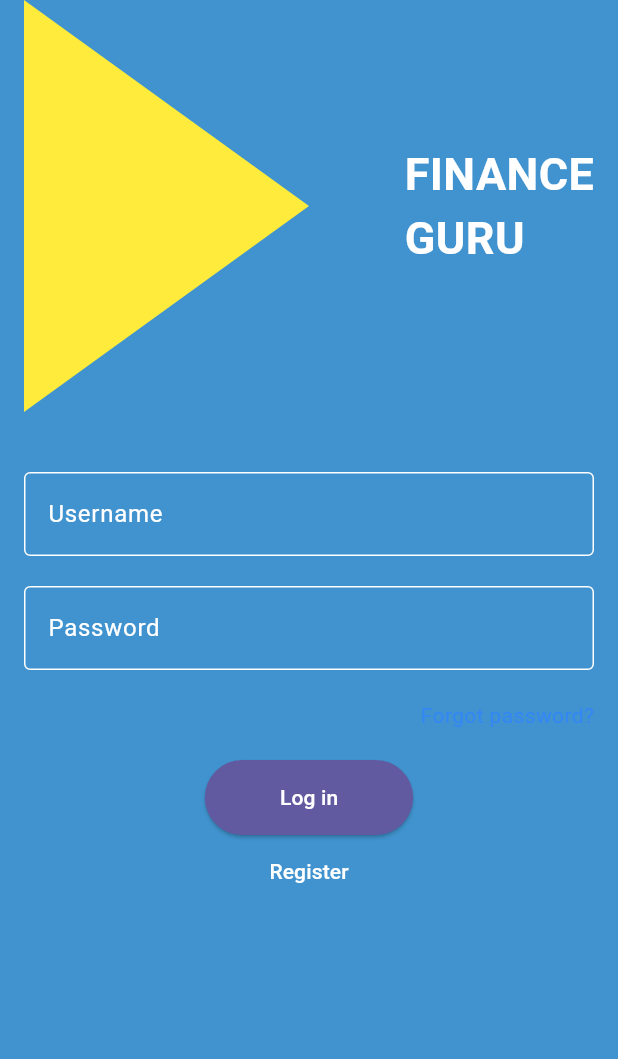
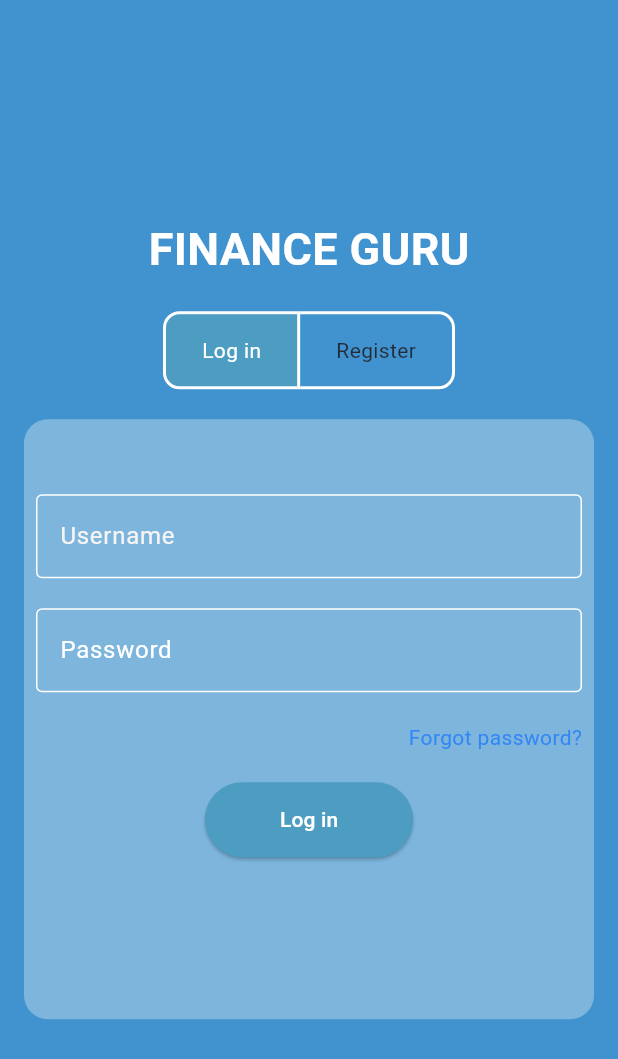
Before and after one commit to Bibesh17/project, a Flutter app: the screen it shows after launch, on a phone screen of 412 x 824 dp. Shown: the top 1059 px of the screen. Run offline on Flutter 3.47's test engine with Material 3 defaults, Android fonts, the phone set to English and light mode, and no system bars; our stand-ins replace pie_chart.

Commit message:
log in page $ nav bar

```diff
--- a/finance_guru/lib/screen/home_screen.dart
+++ b/finance_guru/lib/screen/home_screen.dart
@@ -1,5 +1,6 @@
 import 'package:finance_guru/screen/analysis_page.dart';
 import 'package:finance_guru/screen/main_screen.dart';
+import 'package:finance_guru/screen/search_page.dart';
 import 'package:finance_guru/screen/transaction_page.dart';
 import 'package:flutter/cupertino.dart';
 import 'package:flutter/material.dart';
@@ -13,41 +14,41 @@ class HomeScreen extends StatefulWidget {
 
 class _HomeScreenState extends State<HomeScreen> {
   int index = 0;
+
   @override
   Widget build(BuildContext context) {
     return Scaffold(
-      appBar: AppBar(),
+      appBar: AppBar(
+        title: const Text('Finance Guru'),
+      ),
       bottomNavigationBar: BottomNavigationBar(
+        currentIndex: index,
         onTap: (value) {
           setState(() {
             index = value;
           });
         },
-        backgroundColor: const Color.fromARGB(255, 255, 255, 255),
+        backgroundColor: const Color.fromARGB(255, 233, 226, 226),
+        selectedItemColor: Colors.blue, // Customize selected item color
+        unselectedItemColor: Colors.grey, // Customize unselected item color
         items: const [
           BottomNavigationBarItem(
               icon: Icon(CupertinoIcons.home), label: 'Home'),
           BottomNavigationBarItem(
               icon: Icon(CupertinoIcons.doc_text_search), label: 'Analysis'),
           BottomNavigationBarItem(
-              icon: Icon(CupertinoIcons.doc_on_doc), label: 'transaction'),
+              icon: Icon(CupertinoIcons.doc_on_doc), label: 'Transaction'),
+          BottomNavigationBarItem(
+              icon: Icon(CupertinoIcons.search), label: 'Search'),
         ],
       ),
-      //floating action buttom
-      /*  floatingActionButtonLocation:
-          FloatingActionButtonLocation.miniCenterDocked,
-
-      floatingActionButton: FloatingActionButton(
-        onPressed: () {},
-        shape: const CircleBorder(),
-        child: const Icon(CupertinoIcons.doc_text_search),
-      ),*/
-
       body: index == 0
           ? const MainScreen()
           : index == 1
               ? const AnalysisPage()
-              : const TransactionPage(),
+              : index == 2
+                  ? const TransactionPage()
+                  : const SearchPage(),
     );
   }
 }
--- a/finance_guru/lib/screen/login_page.dart
+++ b/finance_guru/lib/screen/login_page.dart
@@ -1,67 +1,98 @@
+import 'package:flutter/material.dart';
 import 'package:finance_guru/screen/home_screen.dart';
-import 'package:flutter/material.dart';
 
-class LoginPage extends StatelessWidget {
+// Public class
+class LoginPage extends StatefulWidget {
   const LoginPage({super.key});
+
+  // This should return a private state, which is valid.
+  @override
+  _LoginPageState createState() => _LoginPageState();
+}
+
+// Private state class
+class _LoginPageState extends State<LoginPage> {
+  List<bool> isSelected = [true, false];
 
   @override
   Widget build(BuildContext context) {
-    double screenHeight = MediaQuery.of(context).size.height;
-
     return SafeArea(
       child: Scaffold(
         body: Padding(
           padding: const EdgeInsets.symmetric(horizontal: 16.0),
           child: Column(
-            // mainAxisAlignment: MainAxisAlignment.center,
+            mainAxisAlignment: MainAxisAlignment.center,
             children: [
-              SizedBox(
-                height: screenHeight / 3,
-                child: Stack(
-                  children: [
-                    Flexible(
-                      child: ClipPath(
-                        clipper: _Triangle(),
-                        child: Container(
-                          constraints: const BoxConstraints(
-                            maxHeight: 400,
-                            maxWidth: 400,
-                            minHeight: 250,
-                            minWidth: 250,
-                          ),
-                          color: Colors.yellow,
-                        ),
-                      ),
-                    ),
-                    const Align(
-                      alignment: Alignment.centerRight,
-                      child: Text(
-                        'FINANCE\nGURU',
+              const Text(
+                'FINANCE GURU',
                 style: TextStyle(
                   color: Colors.white,
                   fontSize: 30,
                   fontWeight: FontWeight.bold,
                 ),
               ),
+              const SizedBox(height: 20),
+
+              // Toogle Button
+
+              ToggleButtons(
+                borderColor: Colors.white,
+                fillColor: const Color.fromARGB(255, 77, 157, 194),
+                borderWidth: 2,
+                selectedBorderColor: Colors.white,
+                selectedColor: Colors.white,
+                borderRadius: BorderRadius.circular(10),
+                onPressed: (int index) {
+                  setState(() {
+                    for (int i = 0; i < isSelected.length; i++) {
+                      isSelected[i] = i == index;
+                    }
+                  });
+                },
+                isSelected: isSelected,
+                children: const [
+                  Padding(
+                    padding: EdgeInsets.symmetric(horizontal: 24.0),
+                    child: Text("Log in"),
+                  ),
+                  Padding(
+                    padding: EdgeInsets.symmetric(horizontal: 24.0),
+                    child: Text("Register"),
                   ),
                 ],
               ),
+              const SizedBox(height: 20),
+              Container(
+                height: 400,
+                width: double.infinity,
+                decoration: BoxDecoration(
+                  borderRadius: BorderRadius.circular(16),
+                  color: const Color.fromARGB(97, 224, 237, 246),
                 ),
-              const SizedBox(height: 40),
+                child: Padding(
+                  padding: const EdgeInsets.only(
+                      top: 50, left: 8.0, right: 8.0, bottom: 8.0),
+                  child: Column(
+                    children: [
                       const TextField(
                         style: TextStyle(color: Colors.white),
                         decoration: InputDecoration(
                           labelText: 'Username',
-                  labelStyle: TextStyle(color: Colors.white),
+                          labelStyle: TextStyle(
+                              color: Color.fromARGB(255, 247, 244, 244)),
                           enabledBorder: OutlineInputBorder(
                             borderSide: BorderSide(color: Colors.white),
                           ),
                           focusedBorder: OutlineInputBorder(
-                    borderSide:
-                        BorderSide(color: Color.fromRGBO(255, 255, 255, 1)),
+                            borderSide: BorderSide(
+                              color: Color.fromRGBO(255, 255, 255, 1),
                             ),
                           ),
                         ),
+                      ),
+
+                      // username and pass
+
                       const SizedBox(height: 20),
                       const TextField(
                         obscureText: true,
@@ -82,11 +113,12 @@ class LoginPage extends StatelessWidget {
                         alignment: Alignment.centerRight,
                         child: GestureDetector(
                           onTap: () {
-                    // Add your forget password logic here
+                            //  forget password ko lagi
                           },
                           child: const Text(
                             'Forgot password?',
-                    style: TextStyle(color: Color.fromARGB(255, 51, 135, 245)),
+                            style: TextStyle(
+                                color: Color.fromARGB(255, 51, 135, 245)),
                           ),
                         ),
                       ),
@@ -103,23 +135,30 @@ class LoginPage extends StatelessWidget {
                           );
                         },
                         style: ElevatedButton.styleFrom(
-                  backgroundColor:
-                      const Color.fromARGB(255, 97, 90, 161), // Button color
-                  padding:
-                      const EdgeInsets.symmetric(horizontal: 50, vertical: 15),
+                          backgroundColor: const Color.fromARGB(
+                              255, 77, 157, 194), // Button color
+                          padding: const EdgeInsets.symmetric(
+                              horizontal: 50, vertical: 15),
                         ),
                         child: const Text(
                           'Log in',
                           style: TextStyle(color: Colors.white),
                         ),
                       ),
-              TextButton(
+
+                      //For Register if needed
+
+                      /* TextButton(
                         onPressed: () {
                           // for register logic
                         },
                         child: const Text(
                           'Register',
                           style: TextStyle(color: Colors.white),
+                        ),
+                      ), */
+                    ],
+                  ),
                 ),
               ),
             ],
@@ -135,19 +174,3 @@ void main() => runApp(
         home: LoginPage(),
       ),
     );
-
-class _Triangle extends CustomClipper<Path> {
-  @override
-  Path getClip(Size size) {
-    final path = Path();
-    path.lineTo(0, 0);
-    path.lineTo(0, size.height);
-    path.lineTo(size.width / 2, size.height / 2);
-    path.lineTo(0, 0);
-    path.close();
-    return path;
-  }
-
-  @override
-  bool shouldReclip(covariant CustomClipper<Path> oldClipper) => false;
-}
--- /dev/null
+++ b/finance_guru/lib/screen/search_page.dart
@@ -0,0 +1,10 @@
+import 'package:flutter/material.dart';
+
+class SearchPage extends StatelessWidget {
+  const SearchPage({super.key});
+
+  @override
+  Widget build(BuildContext context) {
+    return const Text(" jkbsbabc");
+  }
+}
--- a/finance_guru/pubspec.yaml
+++ b/finance_guru/pubspec.yaml
@@ -39,6 +39,7 @@ dependencies:
   # The following adds the Cupertino Icons font to your application.
   # Use with the CupertinoIcons class for iOS style icons.
   cupertino_icons: ^1.0.6
+  animated_toggle_switch:
 
 dev_dependencies:
   flutter_test:
```
Also changed, not shown: finance_guru/pubspec.lock. Lines whose indentation alone changed are shown as unchanged.
